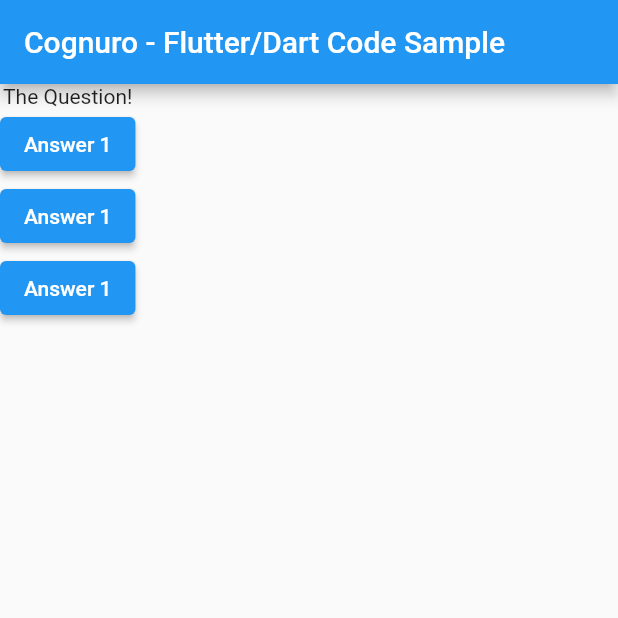
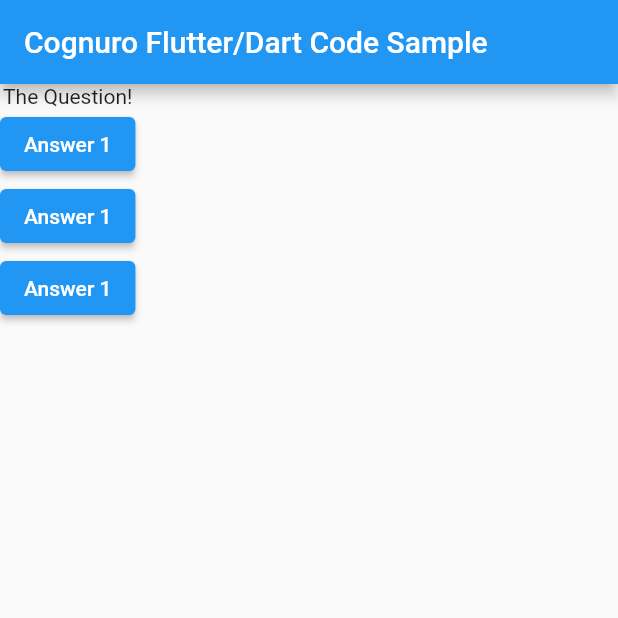
Before and after one commit to brookecheney/flutter_app, a Flutter app: the screen it shows after launch, on a phone screen of 412 x 824 dp, the top half of it. Run offline on Flutter 3.47's test engine with Material 2 defaults, Android fonts, the phone set to English and light mode, and no system bars.

Commit message:
Update main.dart

```diff
--- a/lib/main.dart
+++ b/lib/main.dart
@@ -13,7 +13,7 @@ class MyApp extends StatelessWidget {
     return MaterialApp(
       home: Scaffold(
         appBar: AppBar(
-          title: Text('Cognuro - Flutter/Dart Code Sample'),
+          title: Text('Cognuro Flutter/Dart Code Sample'),
         ),
         body: Column(
           children: [
```
